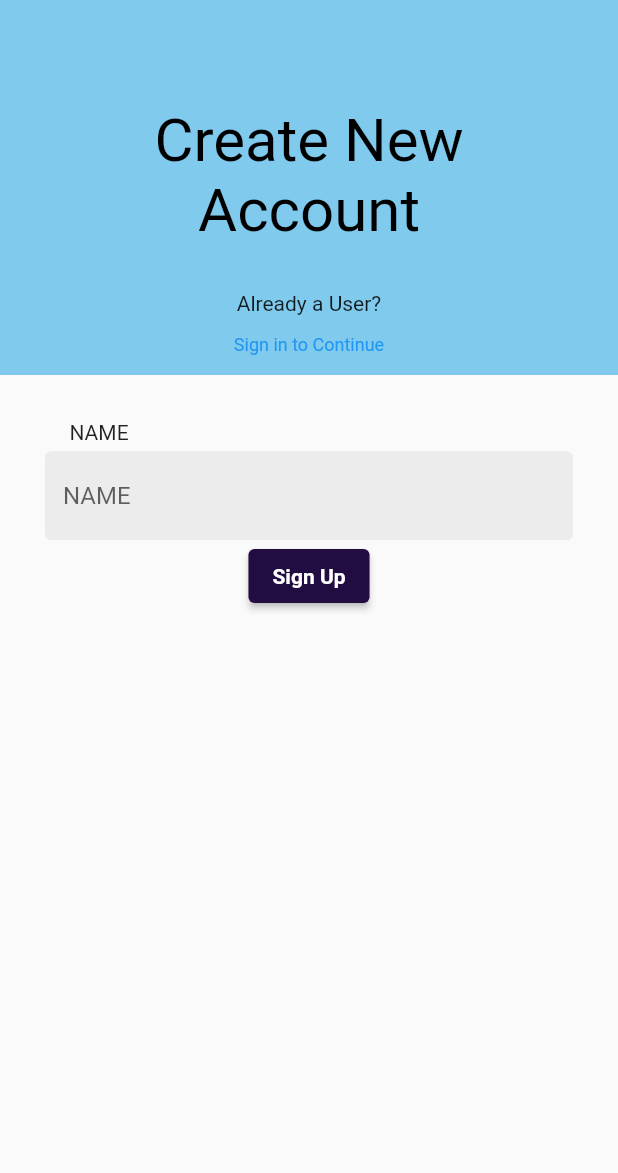
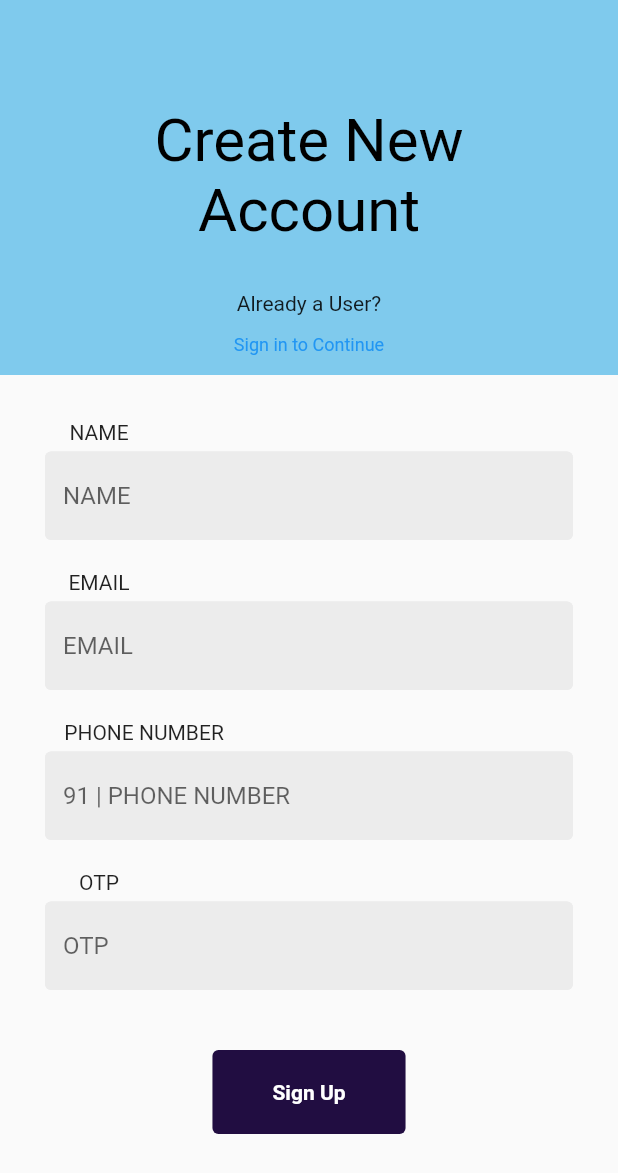
Before and after one commit to leahdsouza/Skilled-worker-app, a Flutter app: the screen it shows after launch, on a phone screen of 412 x 824 dp. Shown: the top 1173 px of the screen. Run offline on Flutter 3.47's test engine with Material 2 defaults, Android fonts, the phone set to English and light mode, and no system bars.

Commit message:
Create New Account Page Added

```diff
--- a/lib/pages/create_new_account.dart
+++ b/lib/pages/create_new_account.dart
@@ -1,3 +1,4 @@
+import 'package:flutter/cupertino.dart';
 import 'package:flutter/material.dart';
 
 class CreateAccount extends StatelessWidget {
@@ -80,13 +81,83 @@ class CreateAccount extends StatelessWidget {
                       ),
                     ),
                   ),
-                  ElevatedButton(
+                  Padding(
+                    padding: const EdgeInsets.fromLTRB(0,20,280,5),
+                    child: Text(
+                      'EMAIL',
+                      textAlign: TextAlign.start,
+                    ),
+                  ),
+                  Container(
+                    width: 600,
+                    child: TextField(
+                      decoration: InputDecoration(
+                        enabledBorder: OutlineInputBorder(
+                          borderSide: BorderSide(color: Color(int.parse(("0xffececec"))),width: 2.0),
+                        ),
+                        hintText: 'EMAIL',
+                        fillColor: Color(int.parse(("0xffececec"))),
+                        filled: true,
+
+
+                      ),
+                    ),
+                  ),
+                  Padding(
+                    padding: const EdgeInsets.fromLTRB(0,20,220,5),
+                    child: Text(
+                      'PHONE NUMBER',
+                      textAlign: TextAlign.start,
+                    ),
+                  ),
+                  Container(
+                    width: 600,
+                    child: TextField(
+                      decoration: InputDecoration(
+                        enabledBorder: OutlineInputBorder(
+                          borderSide: BorderSide(color: Color(int.parse(("0xffececec"))),width: 2.0),
+                        ),
+                        hintText: '91 | PHONE NUMBER',
+                        fillColor: Color(int.parse(("0xffececec"))),
+                        filled: true,
+
+
+                      ),
+                    ),
+                  ),
+                  Padding(
+                    padding: const EdgeInsets.fromLTRB(0,20,280,5),
+                    child: Text(
+                      'OTP',
+                      textAlign: TextAlign.start,
+                    ),
+                  ),
+                  Container(
+                    width: 600,
+                    child: TextField(
+                      decoration: InputDecoration(
+                        enabledBorder: OutlineInputBorder(
+                          borderSide: BorderSide(color: Color(int.parse(("0xffececec"))),width: 2.0),
+                        ),
+                        hintText: 'OTP',
+                        fillColor: Color(int.parse(("0xffececec"))),
+                        filled: true,
+
+
+                      ),
+                    ),
+                  ),
+                  SizedBox(height: 40,),
+                  TextButton(
+
                     style: ElevatedButton.styleFrom(
-                      primary: Color(int.parse("0xff210d41"))
+                      primary: Color(int.parse("0xff210d41")),
+                      padding: EdgeInsets.fromLTRB(40, 20, 40, 20)
                     ),
                     child: Text(
                         "Sign Up",
                         style: TextStyle(
+                          color: Colors.white,
                           fontWeight: FontWeight.bold
                         ),
                     ),
```
